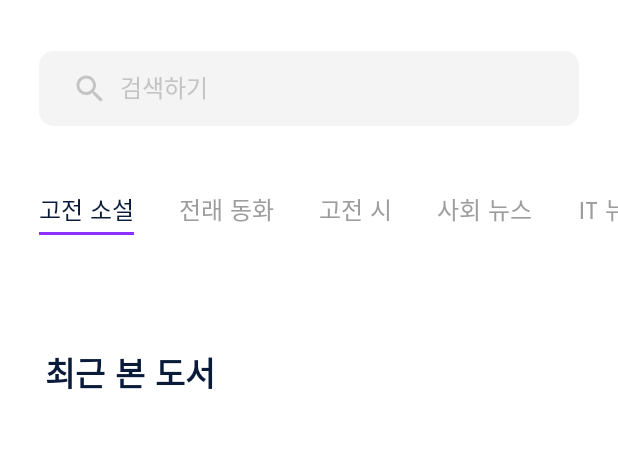
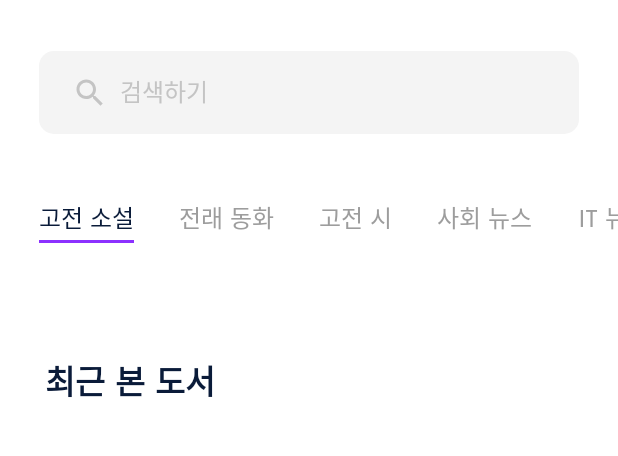
Before and after one commit to JangWoojun/Knowledge_Query, an Android app: the layout fragment_home.xml on its own in the app's theme, with its tools: preview values and no code run, on a phone screen of 412 x 824 dp, the part 223-679 px from its top. Run offline under Robolectric (Android 15) with nearby library versions, the phone set to English and light mode, and no system bars.

Commit message:
design: 검색 창 사이즈 키움

```diff
--- a/app/src/main/res/layout/fragment_home.xml
+++ b/app/src/main/res/layout/fragment_home.xml
@@ -74,7 +74,7 @@
             style="@style/SearchColor"
             app:cardCornerRadius="10dp"
             android:layout_width="match_parent"
-            android:layout_height="50dp">
+            android:layout_height="55dp">
 
             <androidx.constraintlayout.widget.ConstraintLayout
                 android:id="@+id/book_name_layout"
```
